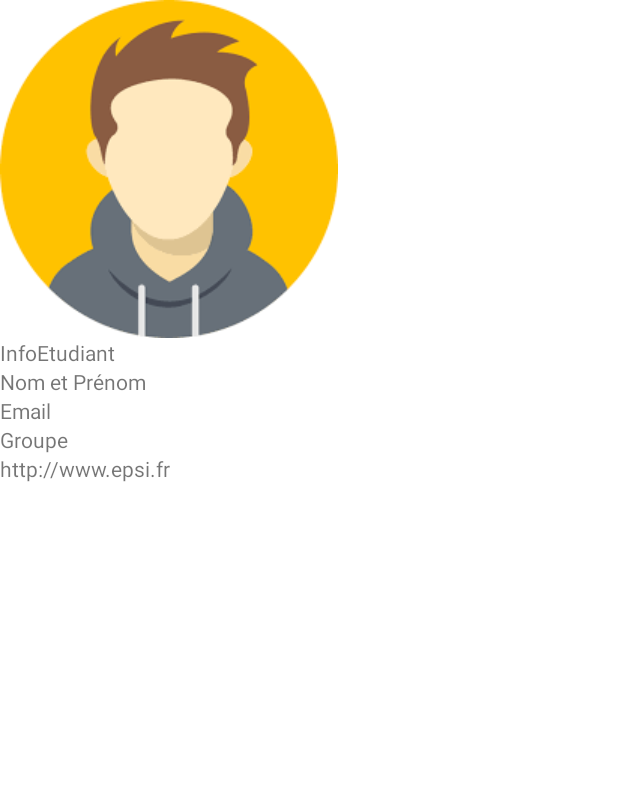
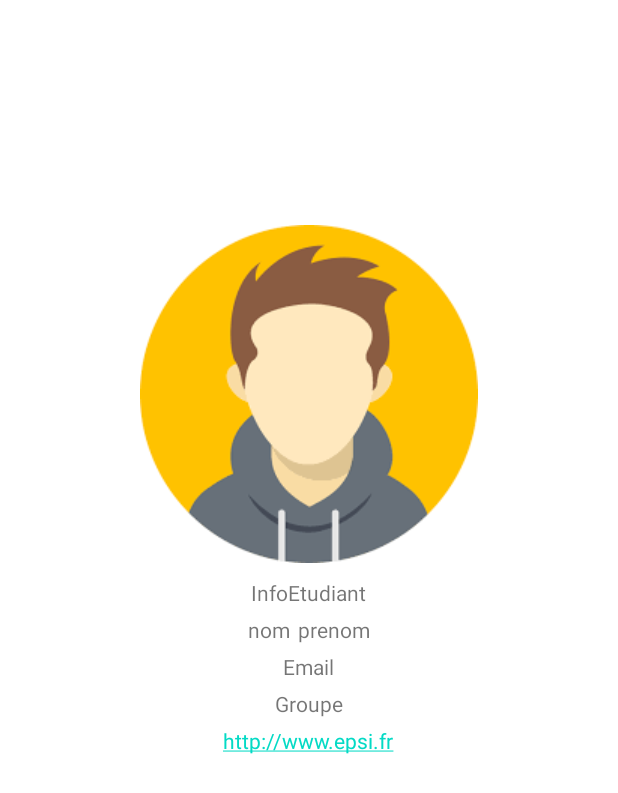
Before and after one commit to antoine2116/Atelier, an Android app: the layout activity_studentinfo.xml on its own in the app's theme, with its tools: preview values and no code run, on a phone screen of 412 x 824 dp. Shown: the top 793 px of the screen. Run offline under Robolectric (Android 15) with nearby library versions, the phone set to English and light mode, and no system bars.

Commit message:
student info + info etudiant

```diff
--- a/app/src/main/res/layout/activity_home.xml
+++ b/app/src/main/res/layout/activity_home.xml
@@ -8,14 +8,14 @@
     tools:context=".HomeActivity">
 
     <Button
-        android:id="@+id/buttonNature"
+        android:id="@+id/buttonEtudiant"
         android:layout_marginTop="200dp"
         android:layout_width="wrap_content"
         android:layout_height="wrap_content"
         android:layout_gravity="center_horizontal"
         android:text="étudiants"/>
     <Button
-        android:id="@+id/buttonEspace"
+        android:id="@+id/buttonCategorie"
         android:layout_marginTop="80dp"
         android:layout_width="wrap_content"
         android:layout_height="wrap_content"
--- a/app/src/main/res/layout/activity_studentinfo.xml
+++ b/app/src/main/res/layout/activity_studentinfo.xml
@@ -4,42 +4,70 @@
     xmlns:tools="http://schemas.android.com/tools"
     android:layout_width="match_parent"
     android:layout_height="match_parent"
-    android:layout_gravity="center"
     android:orientation="vertical"
-    android:padding="@dimen/box_inset_layout_padding"
-    tools:context=".Studentinfo"
-    tools:deviceIds="wear">
-
+    >
     <ImageView
+        android:layout_marginTop="150dp"
+        android:layout_gravity="center"
+        android:id="@+id/image"
         android:layout_width="wrap_content"
         android:layout_height="wrap_content"
         android:src="@drawable/avatar"
-
+        android:maxHeight="100dp"
+        android:maxWidth="100dp"
         />
         <TextView
-            android:id="@+id/textInfoEtudiant"
+            android:layout_marginTop="10dp"
+            android:layout_gravity="center"
+            android:id="@+id/InfoEtudiant"
             android:layout_width="wrap_content"
             android:layout_height="wrap_content"
             android:text="InfoEtudiant" />
-    <TextView
-        android:id="@+id/textNomPrenom"
+
+    <LinearLayout
+        android:layout_marginTop="5dp"
+        android:layout_gravity="center"
         android:layout_width="wrap_content"
         android:layout_height="wrap_content"
-        android:text="Nom et Prénom" />
+        android:orientation="horizontal" >
+
+        <TextView
+            android:layout_gravity="center"
+            android:layout_marginRight="5dp"
+            android:id="@+id/Nom"
+            android:layout_width="wrap_content"
+            android:layout_height="wrap_content"
+            android:text="nom" />
+
+        <TextView
+            android:layout_gravity="center"
+            android:id="@+id/Prenom"
+            android:layout_width="wrap_content"
+            android:layout_height="wrap_content"
+            android:text="prenom" />
+    </LinearLayout>
+
     <TextView
-        android:id="@+id/textEmail"
+        android:layout_marginTop="5dp"
+        android:layout_gravity="center"
+        android:id="@+id/Email"
         android:layout_width="wrap_content"
         android:layout_height="wrap_content"
         android:text="Email" />
     <TextView
-        android:id="@+id/textGroupe"
+        android:layout_marginTop="5dp"
+        android:layout_gravity="center"
+        android:id="@+id/Groupe"
         android:layout_width="wrap_content"
         android:layout_height="wrap_content"
         android:text="Groupe" />
     <TextView
-        android:id="@+id/textLien"
+        android:layout_marginTop="5dp"
+        android:layout_gravity="center"
+        android:id="@+id/Lien"
         android:layout_width="wrap_content"
         android:layout_height="wrap_content"
+        android:autoLink="web"
         android:text="http://www.epsi.fr" />
 
 
```
Also changed, not shown: app/src/main/AndroidManifest.xml (+8 -2 lines), app/src/main/java/fr/epsi/atelier/HomeActivity.java (+16 -2 lines), app/src/main/java/fr/epsi/atelier/StudentActivity.java (+8 -6 lines), app/src/main/java/fr/epsi/atelier/Studentinfo.java (deleted, +0 -33 lines), app/src/main/java/fr/epsi/atelier/StudentinfoEtudiantActivity.java (added, +70 -0 lines), app/src/main/res/layout/activity_main.xml (deleted, +0 -25 lines), app/src/main/res/drawable/antoine.png (added), app/src/main/res/drawable/louis.png (added), app/src/main/res/drawable/marien.png (added).
